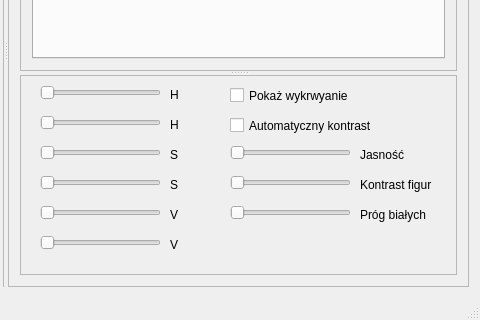
TheKrystek/ChessCam, file mainwindow.ui: the form before one commit; both pictures show x 459 to 939 and y 234 to 554 of the 939 by 554 pixel window.
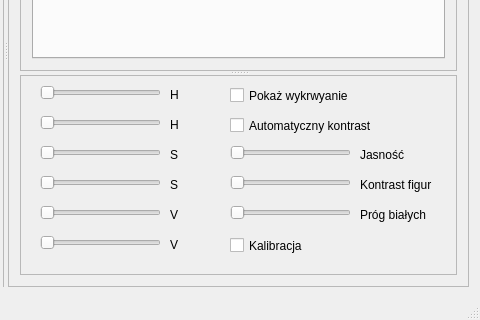
The form after the commit. Custom widgets are drawn as their Qt base class.

Diff of the .ui file:
```diff
--- a/mainwindow.ui
+++ b/mainwindow.ui
@@ -580,6 +580,19 @@
              <enum>Qt::Horizontal</enum>
             </property>
            </widget>
+           <widget class="QCheckBox" name="dr_2">
+            <property name="geometry">
+             <rect>
+              <x>210</x>
+              <y>160</y>
+              <width>141</width>
+              <height>21</height>
+             </rect>
+            </property>
+            <property name="text">
+             <string>Kalibracja</string>
+            </property>
+           </widget>
           </widget>
          </widget>
         </item>
```
